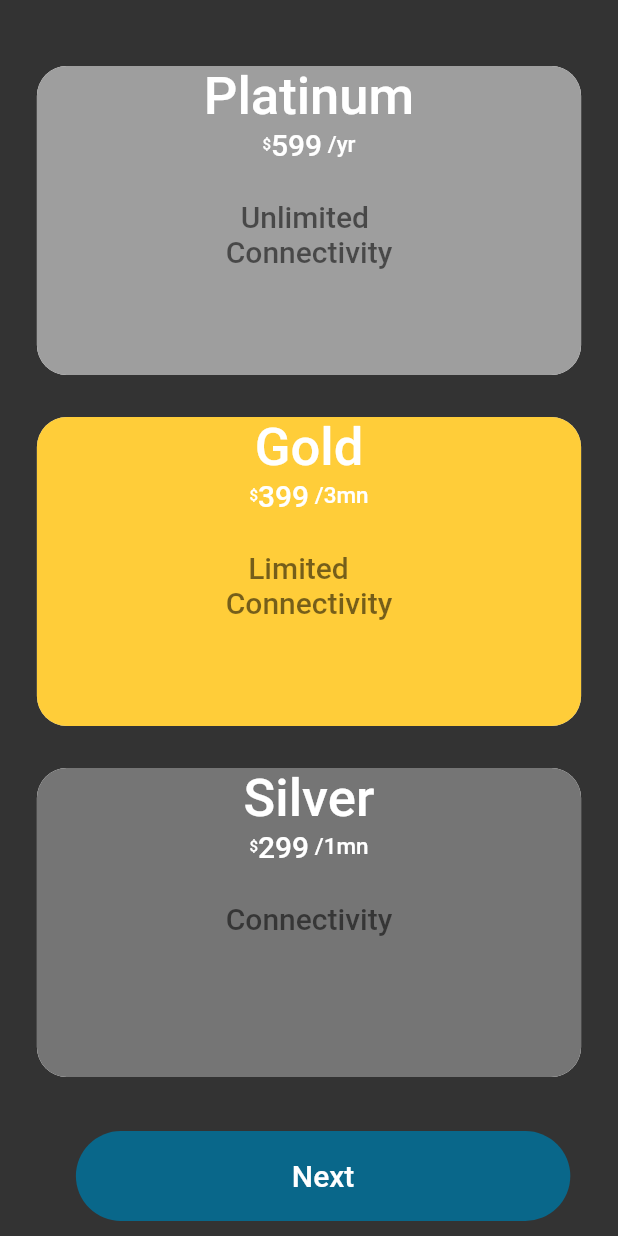
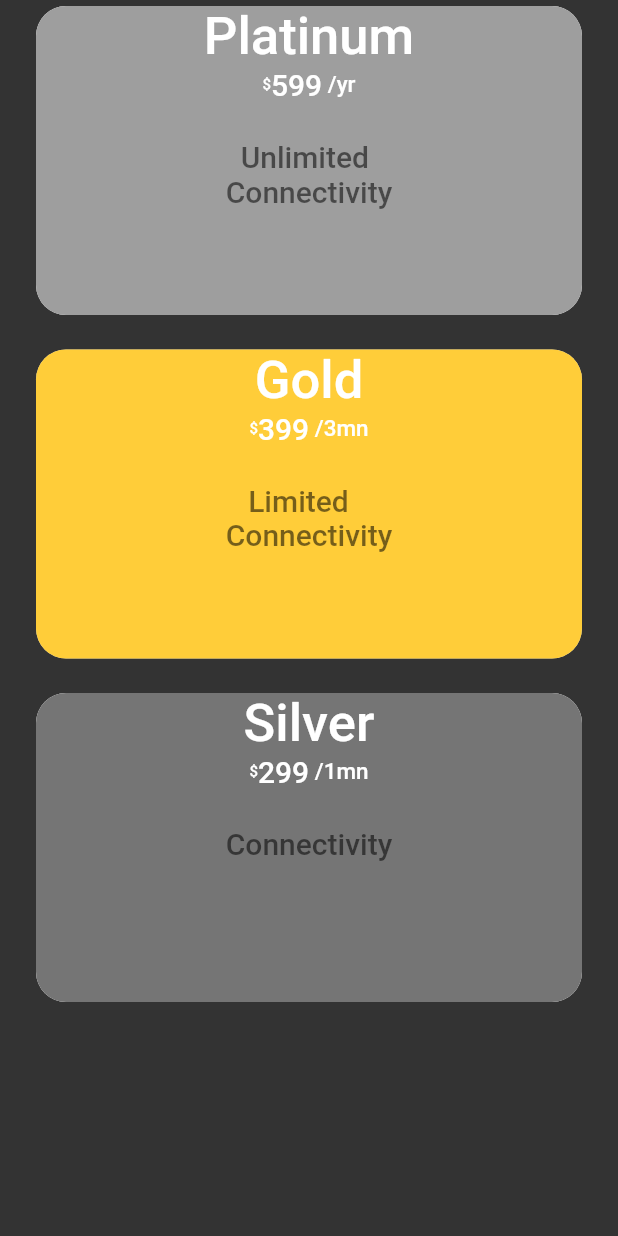
Before and after one commit to Murali-Learner/subscription_ui, a Flutter app: the Homepage screen opened directly, on a phone screen of 412 x 824 dp. Run offline on Flutter 3.47's test engine with Material 2 defaults, Android fonts, the phone set to English and light mode, and no system bars; our stand-ins replace carousel_slider, fluttertoast, get, google_fonts; Roboto replaces fonts that are missing (Eczar).

Commit message:
new UI-Updated

```diff
--- a/lib/features/home_page/controller/home_controller.dart
+++ b/lib/features/home_page/controller/home_controller.dart
@@ -1,26 +1,26 @@
-// import 'package:get/get.dart';
-// import 'package:subscription_app/core/subscription_content.dart';
+import 'package:get/get.dart';
+import 'package:subscription_app/core/subscription_content.dart';
 
-// class HomeLogic {
-//   HomeController controller = Get.put(HomeController());
-//   onCardPressed(index) {
-//     controller.showShadow = !controller.showShadow;
-//     showElevation(index);
-//   }
+class HomeLogic {
+  HomeController controller = Get.put(HomeController());
+  onCardPressed(index) {
+    controller.showShadow = !controller.showShadow;
+    showElevation(index);
+  }
 
-//   showElevation(int index) {
-//     subscriptionItems[index]["isPick"] = controller.showShadow;
-//     print(subscriptionItems[index]["isPick"]);
-//   }
-// }
+  showElevation(int index) {
+    subscriptionItems[index]["isPick"] = controller.showShadow;
+    print(subscriptionItems[index]["isPick"]);
+  }
+}
 
-// class HomeController extends GetxController {
-//   bool? _showShadow = false;
-//   bool get showShadow => _showShadow!;
+class HomeController extends GetxController {
+  bool? _showShadow = false;
+  bool get showShadow => _showShadow!;
 
-//   set showShadow(bool value) {
-//     _showShadow = value;
-//     // print(value);
-//     update();
-//   }
-// }
+  set showShadow(bool value) {
+    _showShadow = value;
+    // print(value);
+    update();
+  }
+}
--- a/lib/features/home_page/screens/home_page.dart
+++ b/lib/features/home_page/screens/home_page.dart
@@ -1,5 +1,6 @@
 import 'package:flutter/material.dart';
 import 'package:carousel_slider/carousel_slider.dart';
+import 'package:get/get.dart';
 
 import 'package:google_fonts/google_fonts.dart';
 import 'package:subscription_app/core/constans.dart';
@@ -9,10 +10,12 @@ import 'package:subscription_app/features/home_page/controller/home_controller.d
 import 'package:subscription_app/features/home_page/widgets/subscription_features.dart';
 import 'package:subscription_app/features/home_page/widgets/subscription_name.dart';
 import 'package:subscription_app/features/home_page/widgets/subscription_price.dart';
+import 'package:subscription_app/features/subscription_screen/features/subscription_page.dart';
 
 // ignore: must_be_immutable
 class Homepage extends StatefulWidget {
   Homepage({Key? key}) : super(key: key);
+  HomeLogic logic = HomeLogic();
   static const String id = "Homepage";
 
   @override
@@ -36,23 +39,24 @@ class _HomepageState extends State<Homepage> {
           child: Stack(
             children: [
               Column(
+                // crossAxisAlignment: CrossAxisAlignment.end,
                 children: [
-                  const SizedBox(
-                    height: 40,
-                  ),
                   Container(
-                    height: Measurements.screenHeight * 0.9,
-                    width: Measurements.screenWidth * 0.9,
+                    height: Measurements.screenHeight * 0.85,
+                    width: Measurements.screenWidth,
+                    padding: EdgeInsets.symmetric(horizontal: 20),
                     alignment: Alignment.center,
                     child: ListView.separated(
                       physics: const NeverScrollableScrollPhysics(),
                       itemCount: subscriptionItems.length,
                       separatorBuilder: (BuildContext context, int index) {
                         return const SizedBox(
-                          height: 20,
+                          height: 15,
                         );
                       },
                       itemBuilder: (BuildContext context, int index) {
+                        return GetBuilder<HomeController>(
+                          builder: (controller) {
                             return Card(
                               shape: RoundedRectangleBorder(
                                 borderRadius: BorderRadius.circular(20.0),
@@ -60,12 +64,9 @@ class _HomepageState extends State<Homepage> {
                               elevation:
                                   subscriptionItems[index]["isPick"] ? 10 : 0,
                               shadowColor: Colors.white,
-                          child: GestureDetector(
+                              child: InkWell(
                                 onTap: () {
-                              setState(() {
-                                subscriptionItems[index]["isPick"] =
-                                    !subscriptionItems[index]["isPick"];
-                              });
+                                  widget.logic.onCardPressed(index);
                                 },
                                 child: Container(
                                   height: Measurements.screenHeight * 0.25,
@@ -88,14 +89,24 @@ class _HomepageState extends State<Homepage> {
                               ),
                             );
                           },
+                        );
+                      },
                     ),
                   ),
                 ],
               ),
-              Positioned(
+              GetBuilder<HomeController>(
+                builder: (controller) {
+                  return controller.showShadow
+                      ? Positioned(
                           bottom: 10,
                           left: 30,
-                child: GestureDetector(
+                          child: InkWell(
+                            onTap: () {
+                              Get.toNamed(
+                                SubscriptionScreen.id,
+                              );
+                            },
                             child: Container(
                               decoration: BoxDecoration(
                                 borderRadius: BorderRadius.circular(30),
@@ -114,6 +125,9 @@ class _HomepageState extends State<Homepage> {
                               ),
                             ),
                           ),
+                        )
+                      : Container();
+                },
               ),
             ],
           ),
```
Also changed, not shown: lib/features/subscription_screen/features/subscription_page.dart (added, +67 -0 lines), lib/main.dart (+11 -2 lines), assets/images/celeb1.png (added), assets/images/celeb2.png (added). Lines whose indentation alone changed are shown as unchanged.
